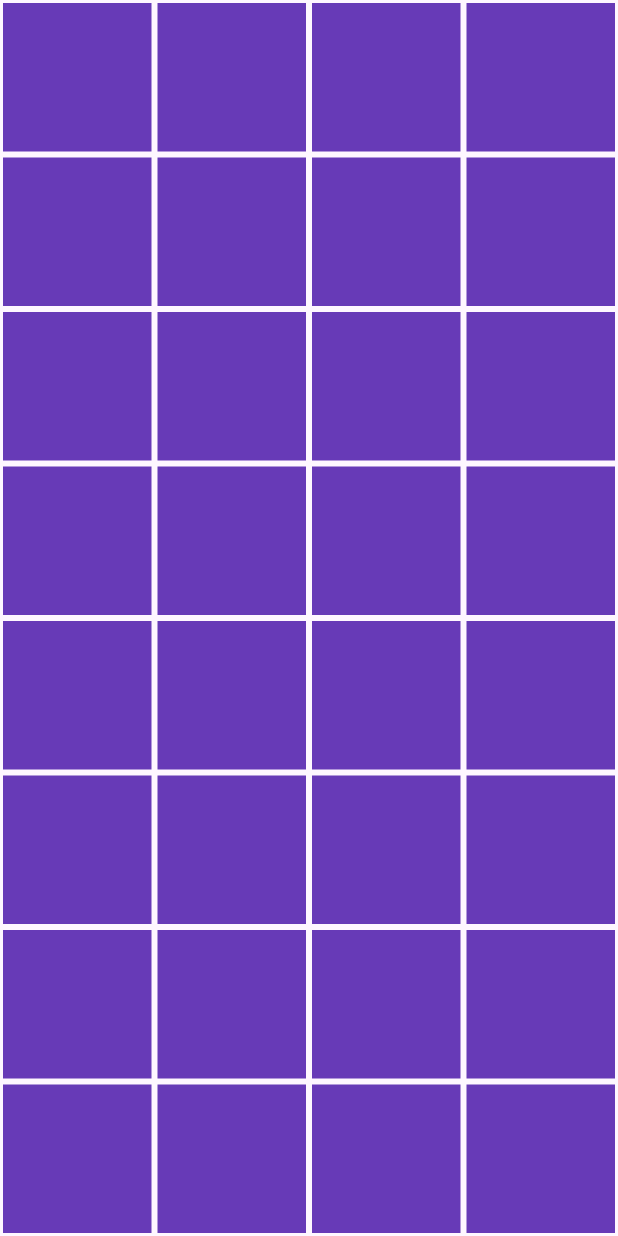
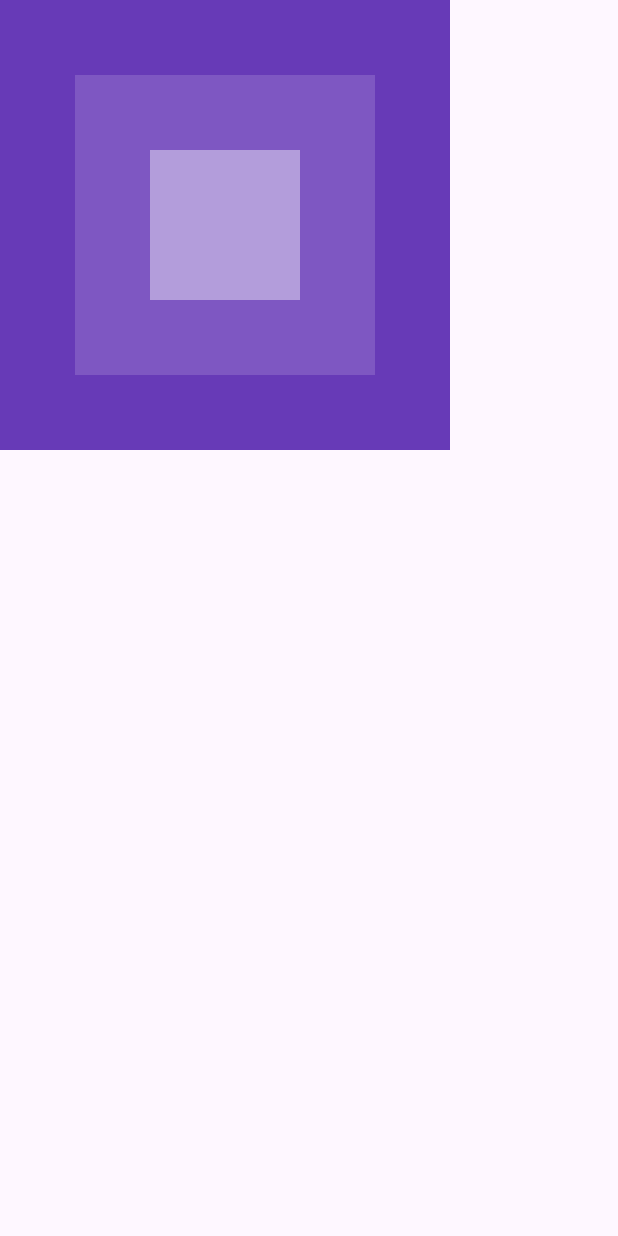
Before and after one commit to yficklis/beginner_flutter_projects, a Flutter app: the screen it shows after launch, on a phone screen of 412 x 824 dp. Run offline on Flutter 3.47's test engine with Material 3 defaults, Android fonts, the phone set to English and light mode, and no system bars.

Commit message:
STACK WIDGET

```diff
--- a/lib/main.dart
+++ b/lib/main.dart
@@ -16,15 +16,30 @@ class MyApp extends StatelessWidget {
     return MaterialApp(
       debugShowCheckedModeBanner: false,
       home: Scaffold(
-        body: GridView.builder(
-          itemCount: 64,
-          gridDelegate:
-              // how many in each row
-              SliverGridDelegateWithFixedCrossAxisCount(crossAxisCount: 4),
-          itemBuilder: (context, index) => Container(
-            color: Colors.deepPurple,
-            margin: EdgeInsets.all(2),
-          ),
+        body: Stack(
+          alignment: Alignment.center,
+          children: [
+            // big box
+            Container(
+              height: 300,
+              width: 300,
+              color: Colors.deepPurple,
+            ),
+
+            // medium box
+            Container(
+              height: 200,
+              width: 200,
+              color: Colors.deepPurple[400],
+            ),
+
+            // small box
+            Container(
+              height: 100,
+              width: 100,
+              color: Colors.deepPurple[200],
+            ),
+          ],
         ),
       ),
     );
```
